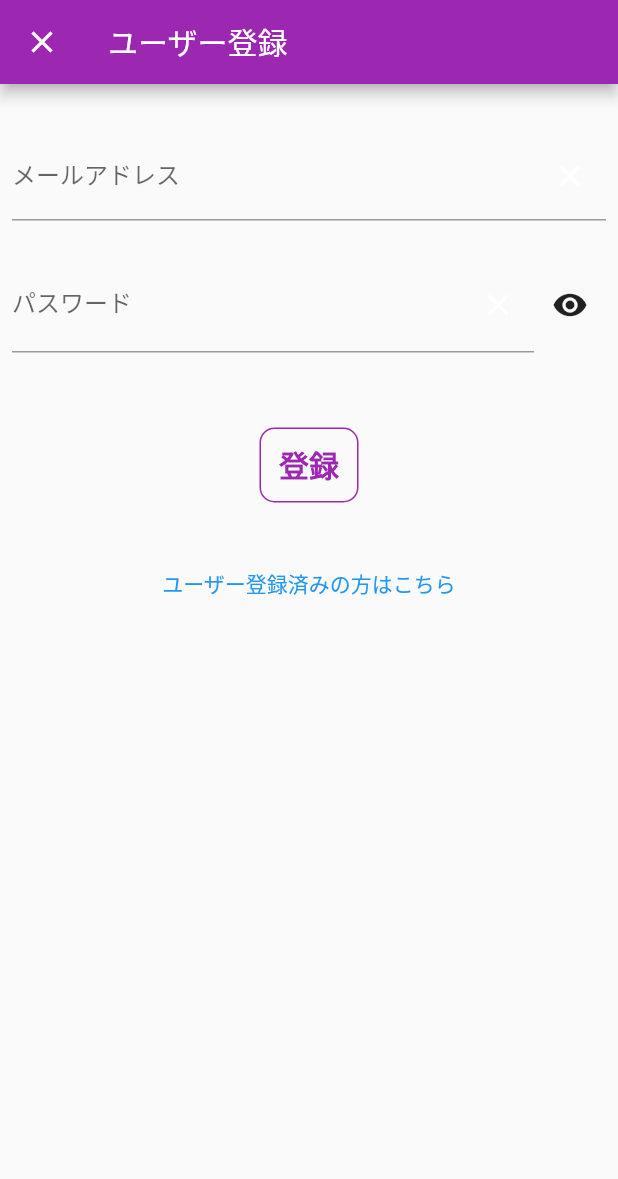
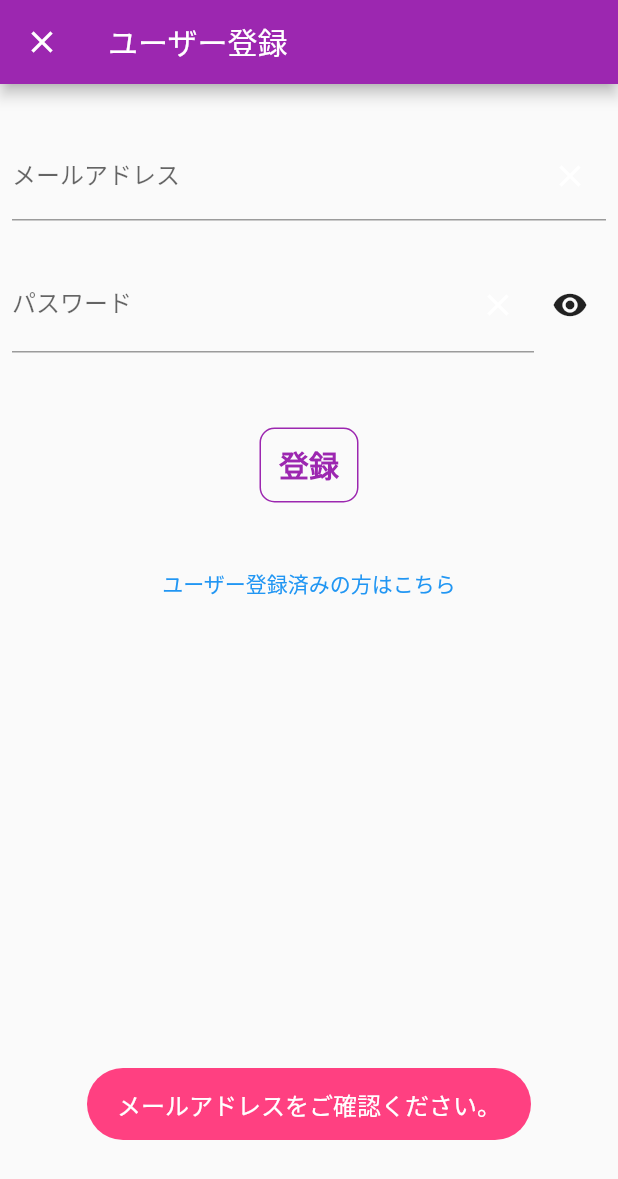
Before and after one commit to o2yama/game-record-app, a Flutter app: the SignUpScreen screen opened directly, after a tap on "登録", on a phone screen of 412 x 824 dp. Shown: the top 1179 px of the screen. Run offline on Flutter 3.47's test engine with Material 2 defaults, Android fonts, the phone set to English and light mode, and no system bars; our stand-ins replace adaptive_dialog, cloud_firestore, firebase_auth, firebase_core, flutter_hooks, flutter_riverpod and 3 more; missing offline and left inert: app_tracking_transparency; accounts and stored records are empty.

Commit message:
ユーザー登録実装

```diff
--- a/lib/common/loading_screen_controller.dart
+++ /dev/null
@@ -1,19 +0,0 @@
-import 'package:flutter/cupertino.dart';
-import 'package:hooks_riverpod/hooks_riverpod.dart';
-
-final loadingControllerProvider =
-    ChangeNotifierProvider.autoDispose((ref) => LoadingController());
-
-class LoadingController extends ChangeNotifier {
-  bool isLoading = false;
-
-  void startLoading() {
-    isLoading = true;
-    notifyListeners();
-  }
-
-  void endLoading() {
-    isLoading = false;
-    notifyListeners();
-  }
-}
--- /dev/null
+++ b/lib/common/loading_state.dart
@@ -0,0 +1,16 @@
+import 'package:hooks_riverpod/hooks_riverpod.dart';
+
+final loadingStateProvider =
+    StateNotifierProvider.autoDispose((ref) => LoadingState());
+
+class LoadingState extends StateNotifier<bool> {
+  LoadingState() : super(false);
+
+  void startLoading() {
+    state = true;
+  }
+
+  void endLoading() {
+    state = false;
+  }
+}
--- a/lib/common/text_visibility_controller.dart
+++ /dev/null
@@ -1,12 +0,0 @@
-import 'package:flutter_riverpod/flutter_riverpod.dart';
-
-final textVisibilityProvider =
-    StateNotifierProvider.autoDispose((ref) => TextVisibilityController());
-
-class TextVisibilityController extends StateNotifier<bool> {
-  TextVisibilityController() : super(false);
-
-  void changeVisibility() {
-    state ? state = false : state = true;
-  }
-}
--- a/lib/common/widgets/text_flat_button.dart
+++ /dev/null
@@ -1,30 +0,0 @@
-import 'package:flutter/cupertino.dart';
-import 'package:flutter/material.dart';
-
-class TextFlatButton extends StatelessWidget {
-  TextFlatButton({required this.text, required this.onPressed});
-
-  final String text;
-  final Function onPressed;
-
-  @override
-  Widget build(BuildContext context) {
-    return Container(
-      decoration: BoxDecoration(
-        borderRadius: BorderRadius.circular(10),
-        border: Border.all(color: Theme.of(context).primaryColor),
-      ),
-      child: TextButton(
-        onPressed: () => onPressed,
-        child: Text(
-          '$text',
-          style: TextStyle(
-            fontWeight: FontWeight.bold,
-            fontSize: 20,
-            color: Theme.of(context).primaryColor,
-          ),
-        ),
-      ),
-    );
-  }
-}
--- a/lib/common/widgets/email_field.dart
+++ b/lib/screens/login_sign_up/email_field.dart
@@ -1,5 +1,7 @@
 import 'package:flutter/material.dart';
-import 'package:record_game_app/common/Widgets/text_field_clear_button.dart';
+import 'package:record_game_app/common/widgets/text_field_clear_button.dart';
+
+TextEditingController emailController = TextEditingController();
 
 class EmailField extends StatelessWidget {
   const EmailField({required this.controller});
--- a/lib/common/widgets/password_field.dart
+++ b/lib/screens/login_sign_up/password_field.dart
@@ -1,8 +1,10 @@
 import 'package:flutter/material.dart';
 import 'package:flutter_hooks/flutter_hooks.dart';
 import 'package:hooks_riverpod/hooks_riverpod.dart';
-import 'package:record_game_app/common/Widgets/text_field_clear_button.dart';
-import 'package:record_game_app/common/text_visibility_controller.dart';
+import 'package:record_game_app/common/widgets/text_field_clear_button.dart';
+import 'package:record_game_app/screens/login_sign_up/text_visibility_state.dart';
+
+TextEditingController passwordController = TextEditingController();
 
 class PasswordField extends HookWidget {
   const PasswordField({required this.controller});
--- /dev/null
+++ b/lib/screens/login_sign_up/sign_up/sign_up_screen.dart
@@ -0,0 +1,119 @@
+import 'package:flutter/cupertino.dart';
+import 'package:flutter/material.dart';
+import 'package:flutter_hooks/flutter_hooks.dart';
+import 'package:flutter_riverpod/flutter_riverpod.dart';
+import 'package:hooks_riverpod/hooks_riverpod.dart';
+import 'package:record_game_app/common/loading_state.dart';
+import 'package:record_game_app/common/validator.dart';
+import 'package:record_game_app/common/widgets/to_home_button.dart';
+import 'package:record_game_app/repository/auth_repository.dart';
+import 'package:record_game_app/screens/login_sign_up/wait_email_verify_screen.dart';
+import '../email_field.dart';
+import '../login/login_screen.dart';
+import '../password_field.dart';
+
+class SignUpScreen extends HookWidget {
+  AuthRepository get authRepository => AuthRepository.instance;
+
+  //authへの登録処理
+  Future<void> _onResisterButtonPressed(BuildContext context) async {
+    if (!Validator().validEmail(emailController.text)) {
+      Validator().showValidMessage('メールアドレスをご確認ください。');
+    } else if (!Validator().validPassword(passwordController.text)) {
+      Validator().showValidMessage('パスワードは半角英数字7文字以上です。');
+    } else {
+      print('valid text');
+      context.read(loadingStateProvider.notifier).startLoading();
+      try {
+        await authRepository.createUser(
+            emailController.text, passwordController.text);
+      } on Exception catch (e) {
+        final error = e.toString();
+        print(error);
+      }
+      context.read(loadingStateProvider.notifier).endLoading();
+      Navigator.pushAndRemoveUntil(
+          context,
+          MaterialPageRoute(builder: (context) => WaitEmailVerifyScreen()),
+          (_) => false);
+    }
+  }
+
+  Widget _toLoginScreenButton(BuildContext context) {
+    return TextButton(
+      onPressed: () {
+        Navigator.pushAndRemoveUntil<Object>(
+            context,
+            MaterialPageRoute(builder: (context) => LoginScreen()),
+            (_) => false);
+      },
+      child: const Text('ユーザー登録済みの方はこちら', style: TextStyle(color: Colors.blue)),
+    );
+  }
+
+  @override
+  Widget build(BuildContext context) {
+    final _isLoading = useProvider(loadingStateProvider);
+
+    return GestureDetector(
+      onTap: () => FocusScope.of(context).requestFocus(FocusNode()),
+      child: Scaffold(
+        appBar: AppBar(
+          title: Text('ユーザー登録'),
+          leading: ToHomeScreenButton(),
+        ),
+        body: SingleChildScrollView(
+          child: Consumer(builder: (context, watch, child) {
+            return Expanded(
+              child: Stack(
+                children: [
+                  Padding(
+                    padding: const EdgeInsets.all(8.0),
+                    child: Column(
+                      children: [
+                        const SizedBox(height: 24),
+                        EmailField(controller: emailController),
+                        const SizedBox(height: 24),
+                        PasswordField(controller: passwordController),
+                        const SizedBox(height: 50),
+                        Container(
+                          decoration: BoxDecoration(
+                            borderRadius: BorderRadius.circular(10),
+                            border: Border.all(
+                                color: Theme.of(context).primaryColor),
+                          ),
+                          child: TextButton(
+                            onPressed: () => _onResisterButtonPressed(context),
+                            child: Text(
+                              '登録',
+                              style: TextStyle(
+                                fontWeight: FontWeight.bold,
+                                fontSize: 20,
+                                color: Theme.of(context).primaryColor,
+                              ),
+                            ),
+                          ),
+                        ),
+                        const SizedBox(height: 30),
+                        _toLoginScreenButton(context),
+                        const SizedBox(height: 300),
+                      ],
+                    ),
+                  ),
+                  _isLoading
+                      ? Center(
+                          child: Container(
+                            color: Colors.grey.withOpacity(0.6),
+                            child: CircularProgressIndicator(),
+                          ),
+                        )
+                      : Container(),
+                ],
+              ),
+            );
+          }),
+        ),
+      ),
+    );
+  }
+}
--- a/lib/screens/login_sign_up/sign_up_screen.dart
+++ /dev/null
@@ -1,83 +0,0 @@
-import 'package:flutter/cupertino.dart';
-import 'package:flutter/material.dart';
-import 'package:flutter_riverpod/flutter_riverpod.dart';
-import 'package:record_game_app/common/Widgets/email_field.dart';
-import 'package:record_game_app/common/Widgets/password_field.dart';
-import 'package:record_game_app/common/loading_screen_controller.dart';
-import 'package:record_game_app/common/validator.dart';
-import 'package:record_game_app/common/widgets/text_flat_button.dart';
-import 'package:record_game_app/common/widgets/to_home_button.dart';
-import 'package:record_game_app/screens/login_sign_up/sign_up_model.dart';
-import 'login_screen.dart';
-
-class SignUpScreen extends ConsumerWidget {
-  void _onResisterButtonPressed(BuildContext context) {
-    if (!Validator().validEmail(emailController.text)) {
-      Validator().showValidMessage('メールアドレスをご確認ください。');
-    } else if (!Validator().validPassword(passwordController.text)) {
-      Validator().showValidMessage('パスワードは半角英数字7文字以上です。');
-    } else {
-      context.read(loadingControllerProvider.notifier).startLoading();
-
-      context.read(loadingControllerProvider.notifier).endLoading();
-    }
-  }
-
-  //サインアップ済みの時はログインページへ
-  Widget _toLoginScreenButton(BuildContext context) {
-    return TextButton(
-      onPressed: () {
-        Navigator.pushAndRemoveUntil<Object>(
-            context,
-            MaterialPageRoute(builder: (context) => LoginScreen()),
-            (_) => false);
-      },
-      child: const Text('ユーザー登録済みの方はこちら', style: TextStyle(color: Colors.blue)),
-    );
-  }
-
-  @override
-  Widget build(BuildContext context, ScopedReader watch) {
-    final _loadingController = watch(loadingControllerProvider);
-
-    return GestureDetector(
-      onTap: () => FocusScope.of(context).requestFocus(FocusNode()),
-      child: Scaffold(
-        appBar: AppBar(
-          title: Text('ユーザー登録'),
-          leading: ToHomeScreenButton(),
-        ),
-        body: SingleChildScrollView(
-          child: Stack(
-            children: [
-              Padding(
-                padding: const EdgeInsets.all(8.0),
-                child: Column(
-                  children: [
-                    const SizedBox(height: 24),
-                    EmailField(controller: emailController),
-                    const SizedBox(height: 24),
-                    PasswordField(controller: passwordController),
-                    const SizedBox(height: 50),
-                    TextFlatButton(
-                        text: '登録',
-                        onPressed: () => _onResisterButtonPressed(context)),
-                    const SizedBox(height: 30),
-                    _toLoginScreenButton(context),
-                    const SizedBox(height: 300),
-                  ],
-                ),
-              ),
-              _loadingController.isLoading
-                  ? Container(
-                      color: Colors.grey.withOpacity(0.6),
-                      child: CircularProgressIndicator(),
-                    )
-                  : Container(),
-            ],
-          ),
-        ),
-      ),
-    );
-  }
-}
--- /dev/null
+++ b/lib/screens/login_sign_up/text_visibility_state.dart
@@ -0,0 +1,12 @@
+import 'package:flutter_riverpod/flutter_riverpod.dart';
+
+final textVisibilityProvider =
+    StateNotifierProvider.autoDispose((ref) => TextVisibilityState());
+
+class TextVisibilityState extends StateNotifier<bool> {
+  TextVisibilityState() : super(false);
+
+  void changeVisibility() {
+    state ? state = false : state = true;
+  }
+}
```
Also changed, not shown: lib/common/widgets/text_raised_button.dart (deleted, +0 -30 lines), lib/repository/auth_repository.dart (+12 -5 lines), lib/repository/user_repository.dart (added, +31 -0 lines), lib/screens/home_screen.dart (+8 -4 lines), lib/screens/login_sign_up/login/login_screen.dart (renamed from lib/screens/login_sign_up/login_screen.dart, +30 -16 lines), lib/screens/login_sign_up/sign_up/sign_up_model.dart (added, +27 -0 lines), lib/screens/login_sign_up/sign_up_model.dart (deleted, +0 -22 lines), lib/screens/login_sign_up/wait_email_verify_screen.dart (+39 -8 lines), 1 other file.
